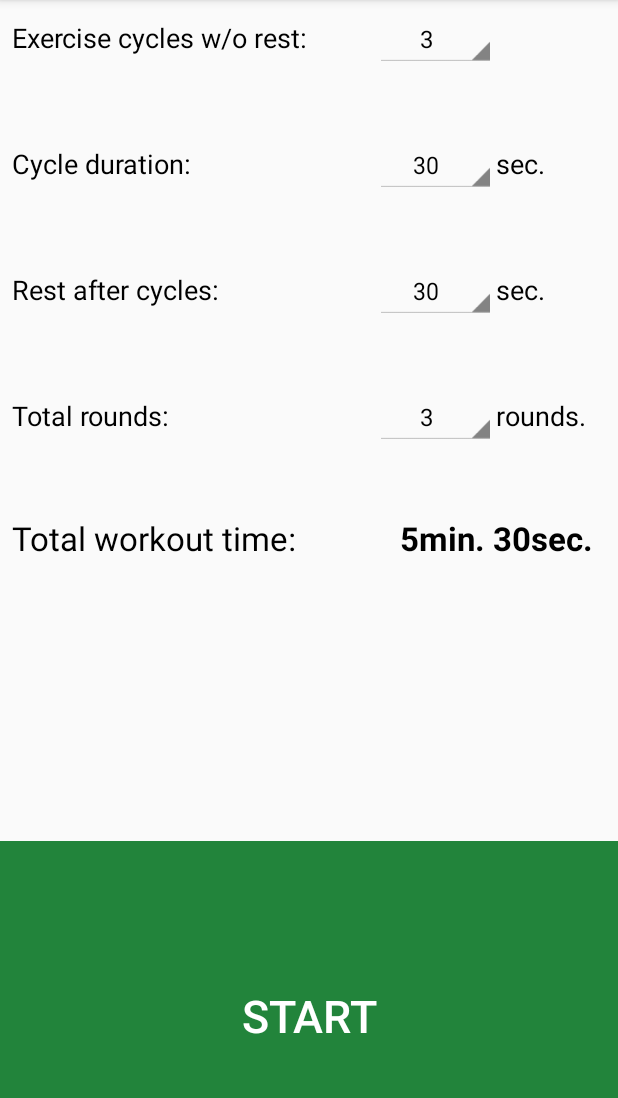
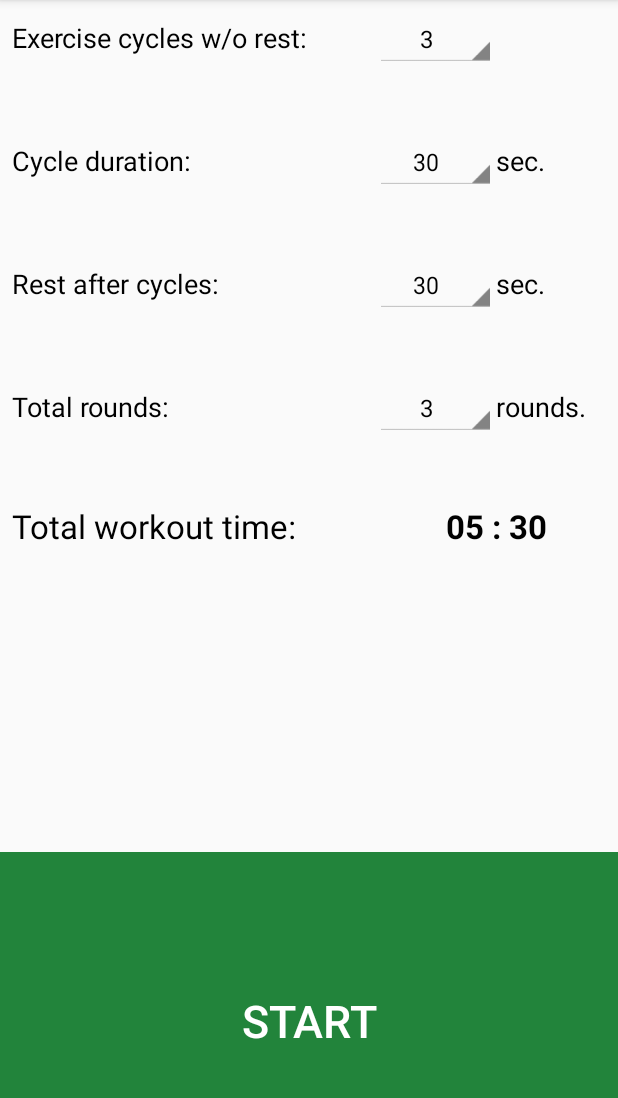
Before and after one commit to epnikolov/evoTimer, an Android app: the screen it shows after launch (MainActivity), on a phone screen of 412 x 824 dp, the part 84-1182 px from its top. Run offline under Robolectric (Android 15) with nearby library versions, the phone set to English and light mode, and no system bars.

Commit message:
Bug fixes R1

```diff
--- a/app/src/main/AndroidManifest.xml
+++ b/app/src/main/AndroidManifest.xml
@@ -4,9 +4,9 @@
 
     <application
         android:allowBackup="true"
-        android:icon="@mipmap/ic_launcher"
+        android:icon="@drawable/main"
         android:label="@string/app_name"
-        android:roundIcon="@mipmap/ic_launcher_round"
+        android:roundIcon="@drawable/main"
         android:supportsRtl="true"
         android:theme="@style/AppTheme">
         <activity android:name=".MainActivity">
--- a/app/src/main/java/evo/evotimer/events/OnStartStopClickListener.java
+++ b/app/src/main/java/evo/evotimer/events/OnStartStopClickListener.java
@@ -4,7 +4,6 @@ import android.media.MediaPlayer;
 import android.support.v4.content.ContextCompat;
 import android.view.View;
 import android.widget.Button;
-import android.widget.CheckBox;
 import android.widget.Spinner;
 import android.widget.TextView;
 
@@ -89,7 +88,6 @@ public class OnStartStopClickListener implements View.OnClickListener {
             timer.cancel();
             started = false;
             remainingSeconds = mainActivity.getTotalSeconds();
-            mediaPlayerEnd.start();
 
             mainActivity.runOnUiThread(() -> {
                 Button bStartStop = mainActivity.findViewById(R.id.startStopButton);
@@ -124,6 +122,8 @@ public class OnStartStopClickListener implements View.OnClickListener {
 //                    mainActivity.sendNotification("Rest...", "Rest...", 002);
 //                }
             });
+        } else if(WorkoutEventType.END_PREPARE.equals(eventType)){
+            mediaPlayerEnd.start();
         } else if (WorkoutEventType.ENCOURAGE.equals(eventType)){
             mediaPlayerEncourage.start();
         }
--- a/app/src/main/java/evo/evotimer/utils/Helper.java
+++ b/app/src/main/java/evo/evotimer/utils/Helper.java
@@ -6,8 +6,9 @@ package evo.evotimer.utils;
 
 public class Helper {
 
-    public static int WORK_DELAY = 5; //in seconds
-    public static int REST_DELAY = 1; //in seconds
+    public static int WORK_DELAY = 4; //in seconds
+    public static int REST_DELAY = 0; //in seconds
+    public static int END_DELAY = 1; //in seconds
 
     public static String getMinSecStrFromSec(int sec){
         if(sec <= 60){
@@ -15,14 +16,26 @@ public class Helper {
         }
         int min = sec / 60;
         int remainSec = sec % 60;
+        StringBuilder time = new StringBuilder();
+        if(min < 10){
+            time.append(0);
+        }
+        time.append(min);
+        time.append(" : ");
+        if(remainSec < 10){
+            time.append(0);
+        }
+        time.append(remainSec);
 
-        return min + "min. " + remainSec + "sec.";
+        return time.toString();
     }
 
     public static WorkoutEventType getWorkoutEvent(int remainingSecs, int cycles, int cycleDurat, int restDurat){
 
         if(remainingSecs < WORK_DELAY + 3){
-            if(remainingSecs == 2) {
+            if(remainingSecs == END_DELAY) {
+                return WorkoutEventType.END_PREPARE;
+            } else if(remainingSecs < 1) {
                 return WorkoutEventType.END;
             } else {
                 return WorkoutEventType.NOTHING;
--- a/app/src/main/java/evo/evotimer/utils/WorkoutEventType.java
+++ b/app/src/main/java/evo/evotimer/utils/WorkoutEventType.java
@@ -8,6 +8,7 @@ public enum WorkoutEventType {
     CYCLE_STARTING,
     CYCLE_PREPARE,
     REST_STARTING,
+    END_PREPARE,
     END,
     ENCOURAGE,
     NOTHING
--- a/app/src/main/res/layout/activity_main.xml
+++ b/app/src/main/res/layout/activity_main.xml
@@ -207,7 +207,7 @@
             android:layout_weight="10"
             android:textAlignment="center"
             android:textColor="@color/colorPrimaryDark"
-            android:textSize="55sp"
+            android:textSize="70sp"
             android:textStyle="bold" />
     </TableRow>
 
```
Also changed, not shown: app/src/main/res/drawable-v24/not.png, app/src/main/res/mipmap-hdpi/ic_launcher.png, app/src/main/res/mipmap-hdpi/ic_launcher_round.png, app/src/main/res/mipmap-mdpi/ic_launcher.png, app/src/main/res/mipmap-mdpi/ic_launcher_round.png, app/src/main/res/mipmap-xhdpi/ic_launcher.png, app/src/main/res/mipmap-xhdpi/ic_launcher_round.png, app/src/main/res/mipmap-xxhdpi/ic_launcher.png, app/src/main/res/mipmap-xxhdpi/ic_launcher_round.png, app/src/main/res/mipmap-xxxhdpi/ic_launcher.png, app/src/main/res/mipmap-xxxhdpi/ic_launcher_round.png.
